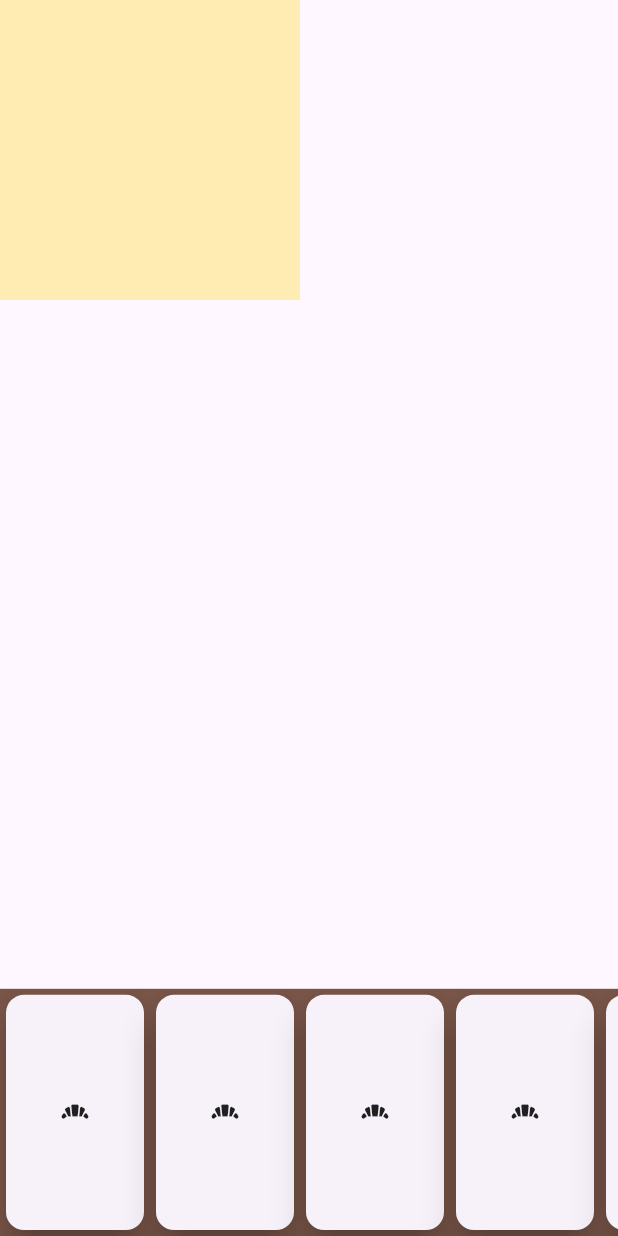
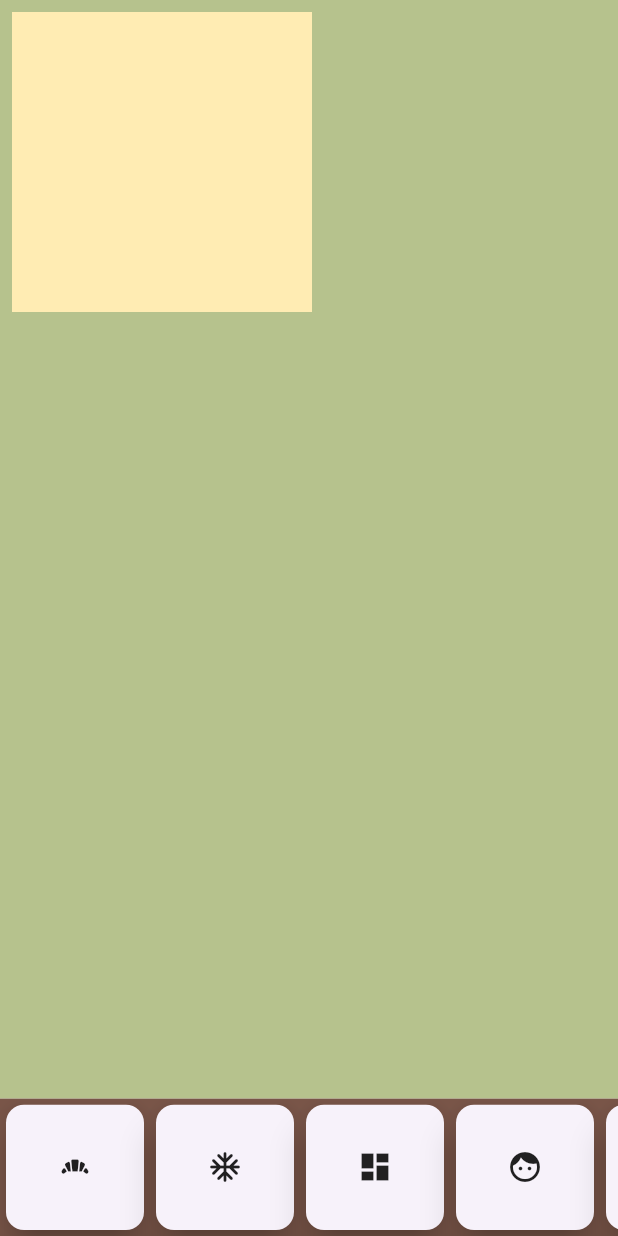
Before and after one commit to hrabosch/plntz, a Flutter app: the screen it shows after launch, on a phone screen of 412 x 824 dp. Run offline on Flutter 3.47's test engine with Material 3 defaults, Android fonts, the phone set to English and light mode, and no system bars; our stand-ins replace hooks_riverpod; missing offline and left inert: matrix_gesture_detector.

Commit message:
Layout change for bottom part and wrapper for zoomable layout

```diff
--- a/lib/main.dart
+++ b/lib/main.dart
@@ -23,7 +23,14 @@ class GardenLayout extends StatelessWidget {
   @override
   Widget build(BuildContext context) {
     List<LayoutObject> layoutObjects = [];
-    List<String> placeableItems = ["Item1", "Item2", "Item3"];
+    const List<Icon> placeableIconsMock = [
+      Icon(Icons.bakery_dining),
+      Icon(Icons.ac_unit_rounded),
+      Icon(Icons.dashboard),
+      Icon(Icons.face),
+      Icon(Icons.handshake),
+      Icon(Icons.mobile_off)
+    ];
     return Scaffold(
       body: Center(
         child: Column(
@@ -32,6 +39,11 @@ class GardenLayout extends StatelessWidget {
             children: [
               Expanded(
                   flex: 8,
+                  child: Container(
+                    padding: const EdgeInsets.all(8.0),
+                    decoration: BoxDecoration(
+                      color: Color.fromARGB(255, 182, 194, 141),
+                    ),
                     child: ZoomableWidget(
                       key: const Key("asdfasfd"),
                       child: Stack(
@@ -55,20 +67,21 @@ class GardenLayout extends StatelessWidget {
                         ],
                       ),
                     ),
-              ),
+                  )),
               Expanded(
-                  flex: 2,
+                  // flex: 2,
                   child: Container(
+                      height: 120,
                       color: Colors.brown,
                       child: ListView.builder(
-                        itemCount: 10,
+                        itemCount: placeableIconsMock.length,
                         physics: const ClampingScrollPhysics(),
                         scrollDirection: Axis.horizontal,
                         shrinkWrap: true,
                         itemBuilder: (BuildContext context, int index) {
                           return Container(
                             width: 100,
-                            child: const Card(elevation: 10, child: Icon(Icons.bakery_dining)),
+                            child: Card(elevation: 10, child: placeableIconsMock[index]),
                           );
                         },
                       )))
```
Lines whose indentation alone changed are shown as unchanged.
